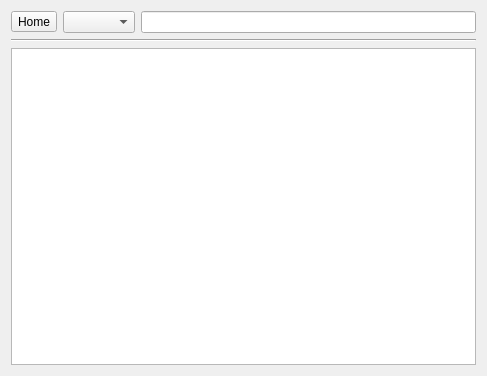
Above: browserWidget.ui from iliedanila/QtFileBrowser before the change. Below: the same form after it.
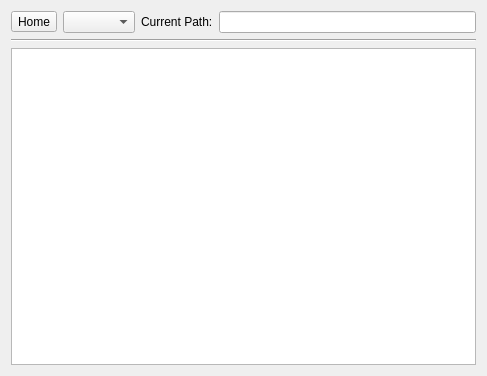
That is the form after the change. Custom widgets are drawn as their Qt base class.

Commit message: Navigate via path line edit (with autocomplete).

The edit to the form file:
```diff
--- a/browserWidget.ui
+++ b/browserWidget.ui
@@ -29,6 +29,13 @@
      <item>
       <widget class="QComboBox" name="driveList"/>
      </item>
+     <item>
+      <widget class="QLabel" name="pathLabel">
+       <property name="text">
+        <string>Current Path:</string>
+       </property>
+      </widget>
+     </item>
      <item>
       <widget class="QLineEdit" name="currentPath"/>
      </item>
```
The commit also changes 5 other files.
